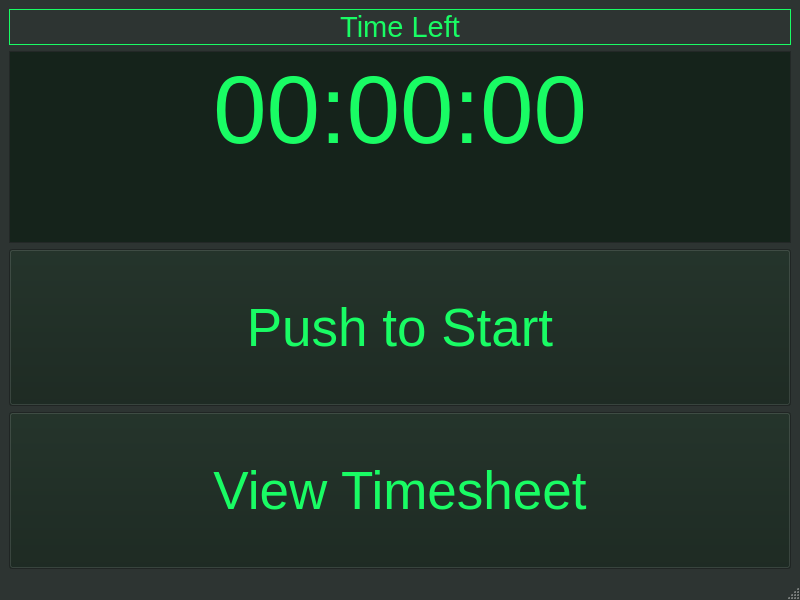
The window that mainwindow.ui (evanblough/timesheet_app) describes before a commit, drawn with Qt 5.
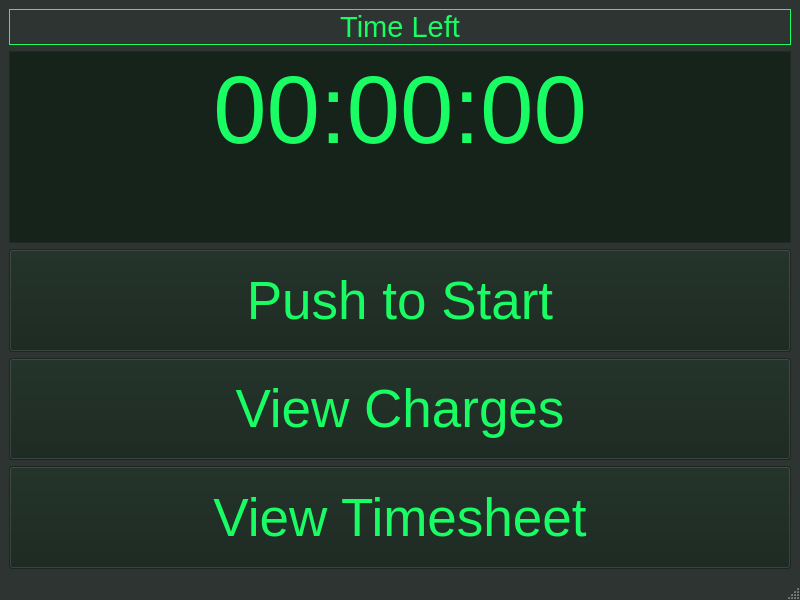
The same window after the commit.

Commit message: can add a single charge

Diff of the .ui file:
```diff
--- a/mainwindow.ui
+++ b/mainwindow.ui
@@ -1017,6 +1017,24 @@
       </property>
      </widget>
     </item>
+    <item>
+     <widget class="QPushButton" name="pushButton_3">
+      <property name="sizePolicy">
+       <sizepolicy hsizetype="Minimum" vsizetype="Minimum">
+        <horstretch>0</horstretch>
+        <verstretch>0</verstretch>
+       </sizepolicy>
+      </property>
+      <property name="font">
+       <font>
+        <pointsize>40</pointsize>
+       </font>
+      </property>
+      <property name="text">
+       <string>View Charges</string>
+      </property>
+     </widget>
+    </item>
     <item>
      <widget class="QPushButton" name="pushButton_2">
       <property name="sizePolicy">
```
The commit also changes 14 other files.
